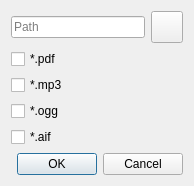
This is src/Dialogs/addfilestoindexdialog.ui in pasbi/CAN as Qt 5 draws it before an edit. The edited form follows.
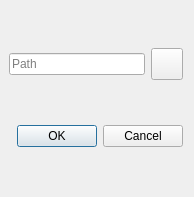
This is the edited form. Icons and pictures are not drawn.

What changed in the file:
```diff
--- a/src/Dialogs/addfilestoindexdialog.ui
+++ b/src/Dialogs/addfilestoindexdialog.ui
@@ -7,15 +7,24 @@
     <x>0</x>
     <y>0</y>
     <width>194</width>
-    <height>169</height>
+    <height>197</height>
    </rect>
   </property>
   <property name="windowTitle">
    <string>Dialog</string>
   </property>
-  <layout class="QVBoxLayout" name="verticalLayout">
+  <layout class="QVBoxLayout" name="verticalLayout" stretch="0,1,0">
+   <property name="leftMargin">
+    <number>9</number>
+   </property>
+   <property name="topMargin">
+    <number>9</number>
+   </property>
    <item>
     <layout class="QHBoxLayout" name="horizontalLayout">
+     <property name="spacing">
+      <number>6</number>
+     </property>
      <item>
       <widget class="QLineEdit" name="lineEdit">
        <property name="placeholderText">
@@ -49,32 +58,7 @@
     </layout>
    </item>
    <item>
-    <widget class="QCheckBox" name="checkBoxPDF">
-     <property name="text">
-      <string>*.pdf</string>
-     </property>
-    </widget>
-   </item>
-   <item>
-    <widget class="QCheckBox" name="checkBoxMP3">
-     <property name="text">
-      <string>*.mp3</string>
-     </property>
-    </widget>
-   </item>
-   <item>
-    <widget class="QCheckBox" name="checkBoxOgg">
-     <property name="text">
-      <string>*.ogg</string>
-     </property>
-    </widget>
-   </item>
-   <item>
-    <widget class="QCheckBox" name="checkBoxAif">
-     <property name="text">
-      <string>*.aif</string>
-     </property>
-    </widget>
+    <layout class="QVBoxLayout" name="endingCheckBoxesLayout"/>
    </item>
    <item>
     <widget class="QDialogButtonBox" name="buttonBox">
```
Left out of the diff: 2 changed lines with no effect on the pictures.
